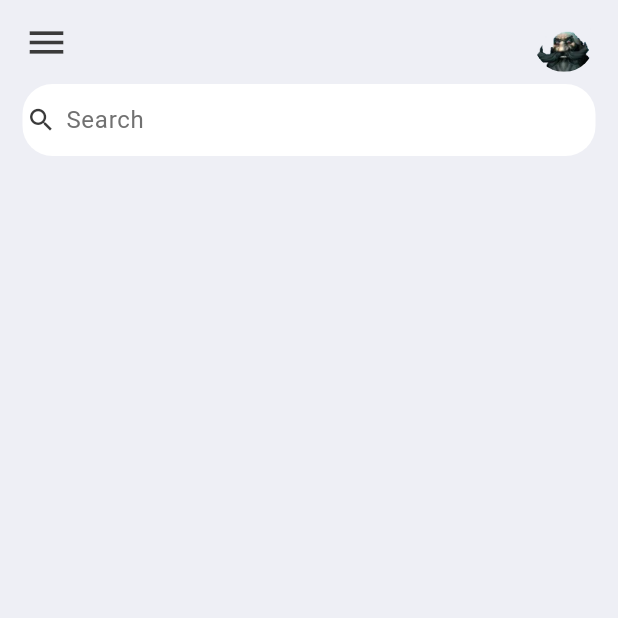
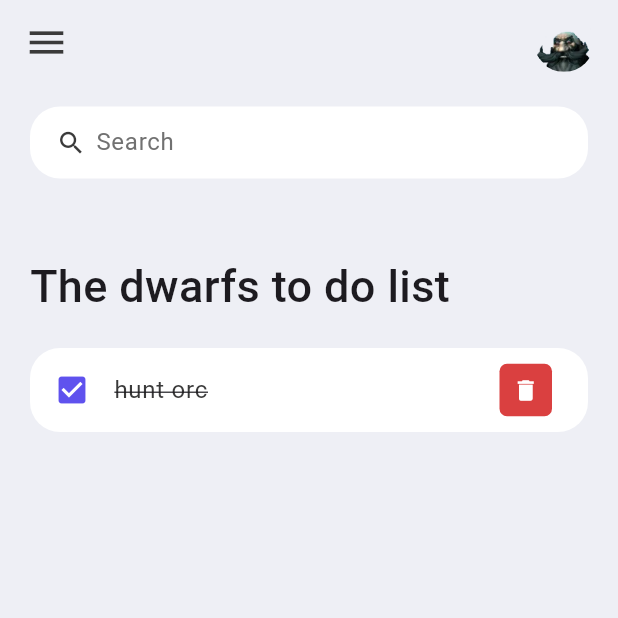
Before and after one commit to myemfar/Flutter_todo, a Flutter app: the screen it shows after launch, on a phone screen of 412 x 824 dp, the top half of it. Run offline on Flutter 3.47's test engine with Material 3 defaults, Android fonts, the phone set to English and light mode, and no system bars.

Commit message:
added todo item

```diff
--- a/todo_app/lib/screens/home.dart
+++ b/todo_app/lib/screens/home.dart
@@ -1,5 +1,6 @@
 import 'package:flutter/material.dart';
-import 'package:todo_app/constants/colors.dart';
+import '../constants/colors.dart';
+import '../widgets/todo_item.dart';
 
 class Home extends StatelessWidget {
   const Home({Key? key}) : super(key: key);
@@ -10,10 +11,42 @@ class Home extends StatelessWidget {
       backgroundColor: tdBGColor,
       appBar: _buildAppBar(),
       body: Container(
-        padding: EdgeInsets.symmetric(horizontal: 15),
+        padding: EdgeInsets.symmetric(
+          horizontal: 20,
+          vertical: 15,
+          ),
         child: Column(
           children: [
+            searchBox(),
+            Expanded(
+              child: ListView(
+              children: [
                 Container(
+                  margin: EdgeInsets.only(
+                    top:50,
+                    bottom: 20,
+                    ),
+                  child: Text(
+                    'The dwarfs to do list',
+                    style: TextStyle(
+                      fontSize: 30,
+                      fontWeight: FontWeight.w500,
+                    ),
+                  ),
+                ),
+                ToDoItem()
+              ],
+            ),),
+          ],
+        ),
+      ),
+    );
+  }
+}
+
+Widget searchBox() {
+  return Container(
+    padding: EdgeInsets.symmetric(horizontal: 15),
     decoration: BoxDecoration(
       color: Colors.white,
       borderRadius: BorderRadius.circular(20)
@@ -35,12 +68,7 @@ class Home extends StatelessWidget {
           hintStyle: TextStyle(color: tdGrey),
       ),
     ),
-            ),
-          ],
-        ),
-      ),
   );
-  }
 }
 
   AppBar _buildAppBar() {
--- /dev/null
+++ b/todo_app/lib/widgets/todo_item.dart
@@ -0,0 +1,46 @@
+import 'package:flutter/material.dart';
+import 'package:todo_app/constants/colors.dart';
+
+class ToDoItem extends StatelessWidget {
+  const ToDoItem({Key? key}) : super(key: key);
+
+  @override
+  Widget build(BuildContext context) {
+    return Container(
+      child: ListTile(
+        onTap: () {},
+        shape: RoundedRectangleBorder(
+          borderRadius: BorderRadius.circular(20),
+        ),
+        tileColor: Colors.white,
+        leading: Icon(
+          Icons.check_box,
+          color: tdBlue,
+        ),
+        title: Text(
+          'hunt orc',
+          style:TextStyle(
+            fontSize: 16,
+            color: tdBlack,
+            decoration: TextDecoration.lineThrough,
+            ),
+            ),
+          trailing: Container(
+            height: 35,
+            width: 35,
+            decoration: BoxDecoration(
+              color: tdRed,
+              borderRadius: BorderRadius.circular(5)
+            ),
+            child: IconButton(
+              color: Colors.white,
+              iconSize: 18,
+              icon: Icon(Icons.delete),
+              onPressed: () {},
+            ),
+          ),
+      ),
+
+    );
+  }
+}
```
Lines whose indentation alone changed are shown as unchanged.
